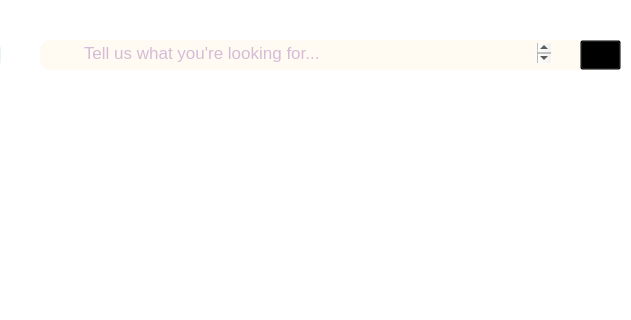
Old version of the form frontend/src/pages/qt_designer/home.ui in the repository m0owo/Curate; both pictures show x 250 to 881 and y 0 to 320 of the 1080 by 720 pixel window.
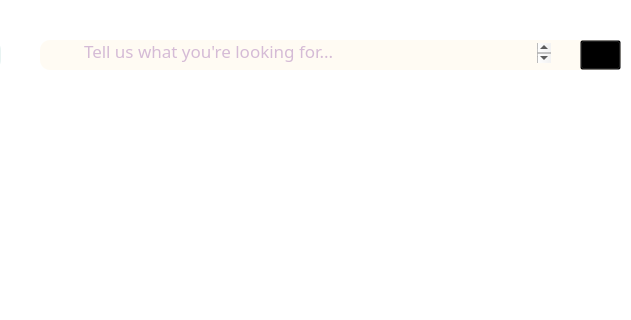
New version of the form. Icons and pictures are not drawn.

Commit message: 3d logo

The edit to the form file:
```diff
--- a/frontend/src/pages/qt_designer/home.ui
+++ b/frontend/src/pages/qt_designer/home.ui
@@ -100,6 +100,11 @@
          <height>20</height>
         </rect>
        </property>
+       <property name="font">
+        <font>
+         <family>Manrope</family>
+        </font>
+       </property>
        <property name="styleSheet">
         <string notr="true"/>
        </property>
@@ -110,8 +115,8 @@
 hr { height: 1px; border-width: 0; }
 li.unchecked::marker { content: &quot;\2610&quot;; }
 li.checked::marker { content: &quot;\2612&quot;; }
-&lt;/style&gt;&lt;/head&gt;&lt;body style=&quot; font-family:'.AppleSystemUIFont'; font-size:13pt; font-weight:400; font-style:normal;&quot;&gt;
-&lt;p style=&quot; margin-top:0px; margin-bottom:0px; margin-left:0px; margin-right:0px; -qt-block-indent:0; text-indent:0px;&quot;&gt;&lt;span style=&quot; color:#d5bbd6;&quot;&gt;Tell us what you're looking for...&lt;/span&gt;&lt;/p&gt;&lt;/body&gt;&lt;/html&gt;</string>
+&lt;/style&gt;&lt;/head&gt;&lt;body style=&quot; font-family:'Manrope'; font-size:13pt; font-weight:400; font-style:normal;&quot;&gt;
+&lt;p style=&quot; margin-top:0px; margin-bottom:0px; margin-left:0px; margin-right:0px; -qt-block-indent:0; text-indent:0px;&quot;&gt;&lt;span style=&quot; font-family:'.AppleSystemUIFont'; color:#d5bbd6;&quot;&gt;Tell us what you're looking for...&lt;/span&gt;&lt;/p&gt;&lt;/body&gt;&lt;/html&gt;</string>
        </property>
       </widget>
       <widget class="QLabel" name="search_icon">
```
Left out of the diff: 15 changed lines with no effect on the pictures. The commit also changes 1 other file.
